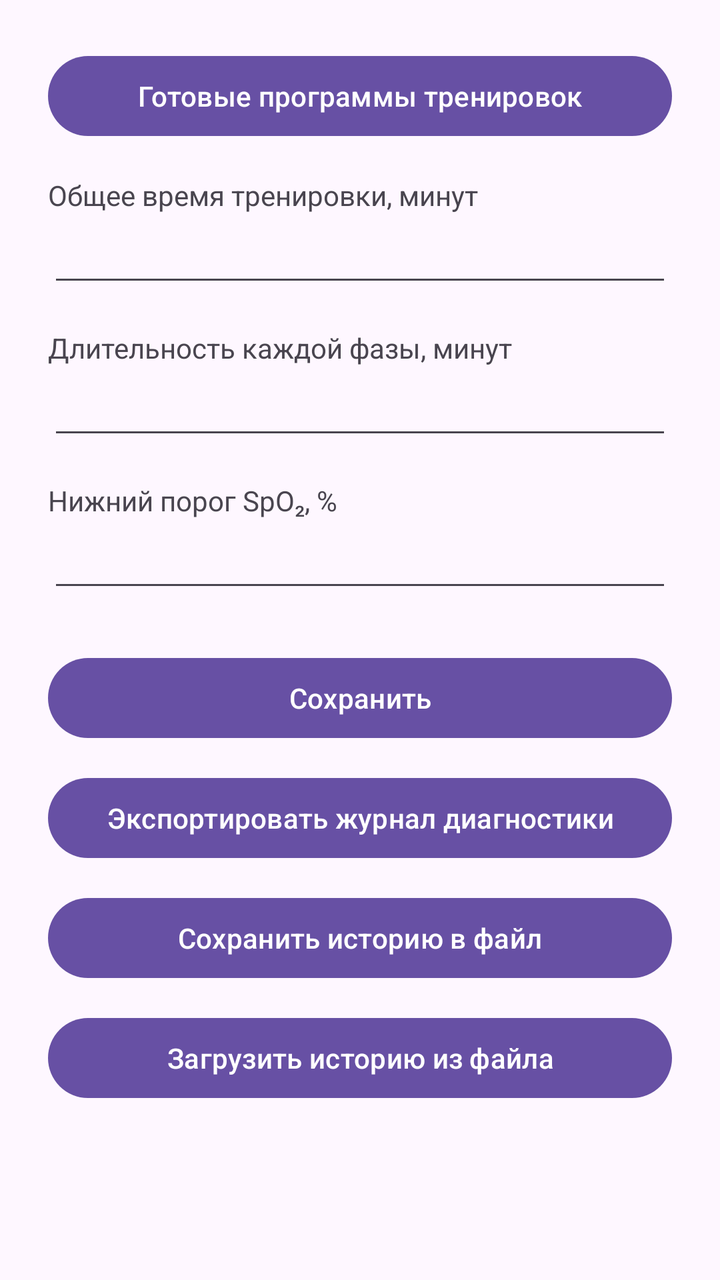
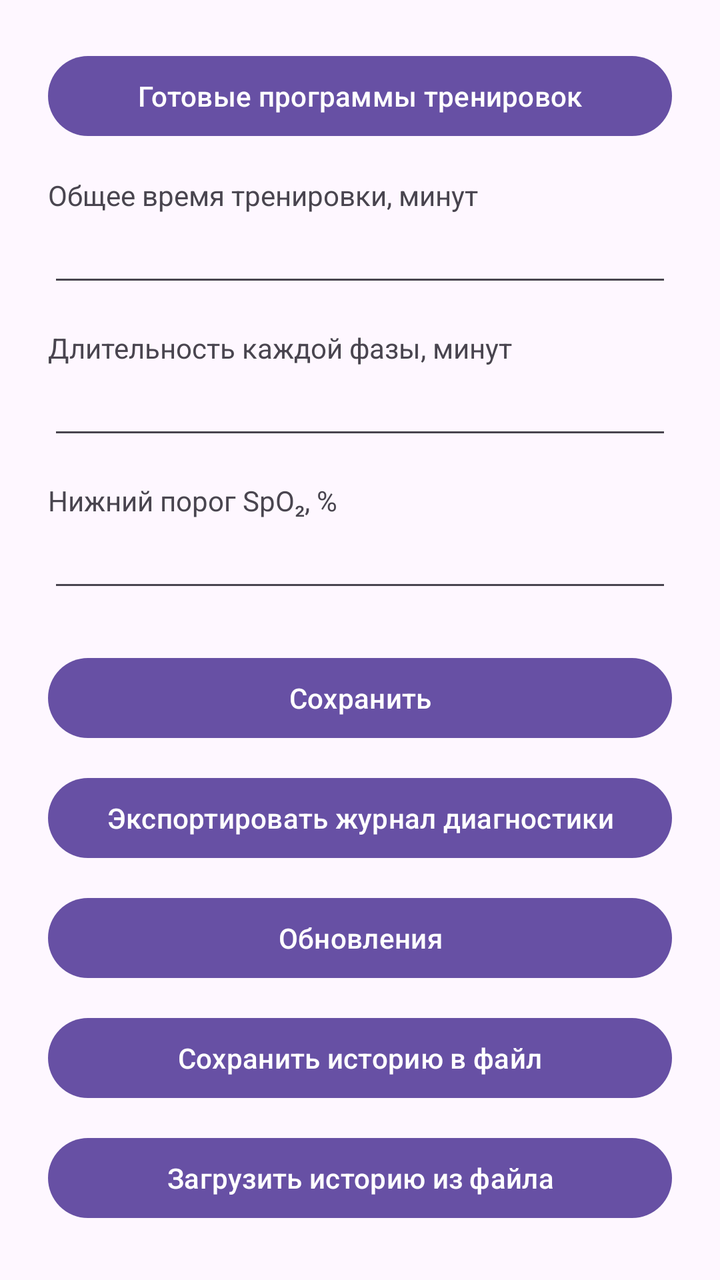

Compare the two renders of this Android layout. The source of the first and the diff that turns it into the second are given below.
<!-- AndroidManifest.xml: application theme Theme.OxyCareTrainer -->
<!-- res/layout/activity_settings.xml -->
<?xml version="1.0" encoding="utf-8"?>
<ScrollView xmlns:android="http://schemas.android.com/apk/res/android" android:layout_width="match_parent" android:layout_height="match_parent">
<LinearLayout android:layout_width="match_parent" android:layout_height="wrap_content" android:orientation="vertical" android:padding="24dp">
    <Button android:id="@+id/btn_programs" android:layout_width="match_parent" android:layout_height="wrap_content" android:layout_marginBottom="16dp" android:text="Готовые программы тренировок" />
    <TextView android:layout_width="wrap_content" android:layout_height="wrap_content" android:text="Общее время тренировки, минут" />
    <EditText android:id="@+id/et_total" android:layout_width="match_parent" android:layout_height="wrap_content" android:inputType="number" />
    <TextView android:layout_width="wrap_content" android:layout_height="wrap_content" android:layout_marginTop="16dp" android:text="Длительность каждой фазы, минут" />
    <EditText android:id="@+id/et_phase" android:layout_width="match_parent" android:layout_height="wrap_content" android:inputType="number" />
    <TextView android:layout_width="wrap_content" android:layout_height="wrap_content" android:layout_marginTop="16dp" android:text="Нижний порог SpO₂, %" />
    <EditText android:id="@+id/et_low" android:layout_width="match_parent" android:layout_height="wrap_content" android:inputType="number" />
    <Button android:id="@+id/btn_save" android:layout_width="match_parent" android:layout_height="wrap_content" android:layout_marginTop="24dp" android:text="Сохранить" />
    <Button
        android:id="@+id/btn_export_log"
        android:layout_width="match_parent"
        android:layout_height="wrap_content"
        android:layout_marginTop="12dp"
        android:text="Экспортировать журнал диагностики" />
    <Button android:id="@+id/btn_export_history" android:layout_width="match_parent" android:layout_height="wrap_content" android:layout_marginTop="12dp" android:text="Сохранить историю в файл" />
    <Button android:id="@+id/btn_import_history" android:layout_width="match_parent" android:layout_height="wrap_content" android:layout_marginTop="12dp" android:text="Загрузить историю из файла" />
</LinearLayout></ScrollView>
<!-- resources referenced by this layout -->
<resources>
  <style name="Theme.OxyCareTrainer" parent="Base.Theme.OxyCareTrainer" />
  <style name="Base.Theme.OxyCareTrainer" parent="Theme.Material3.DayNight.NoActionBar">
          
          
      </style>
</resources>

<!-- the commit's change to res/layout/activity_settings.xml (unified diff, before → after) -->
@@ -15,6 +15,7 @@
         android:layout_height="wrap_content"
         android:layout_marginTop="12dp"
         android:text="Экспортировать журнал диагностики" />
+    <Button android:id="@+id/btn_updates" android:layout_width="match_parent" android:layout_height="wrap_content" android:layout_marginTop="12dp" android:text="Обновления" />
     <Button android:id="@+id/btn_export_history" android:layout_width="match_parent" android:layout_height="wrap_content" android:layout_marginTop="12dp" android:text="Сохранить историю в файл" />
     <Button android:id="@+id/btn_import_history" android:layout_width="match_parent" android:layout_height="wrap_content" android:layout_marginTop="12dp" android:text="Загрузить историю из файла" />
 </LinearLayout></ScrollView>
